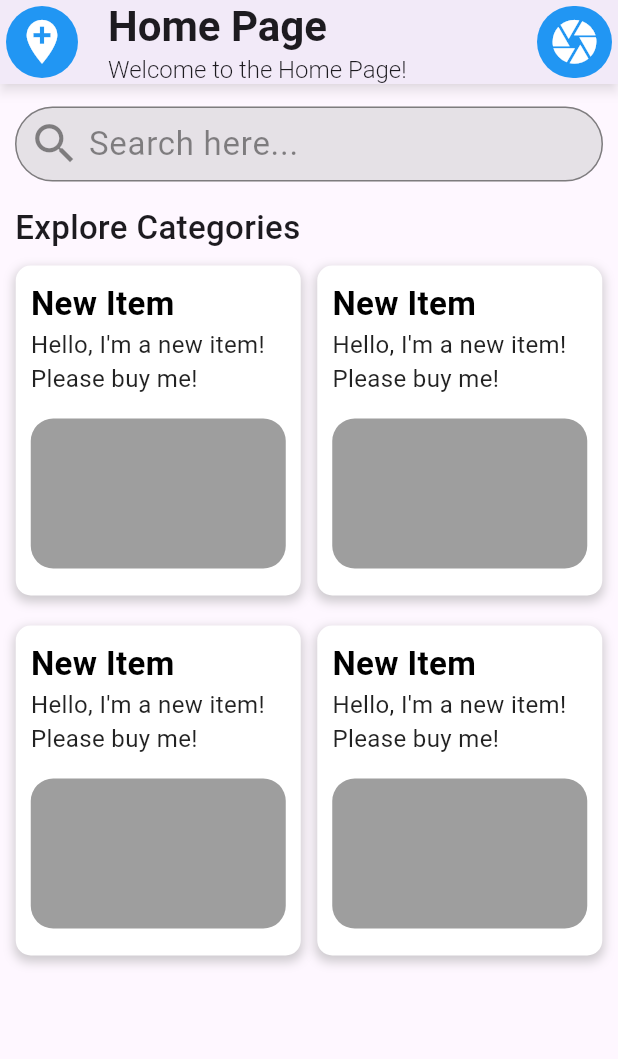
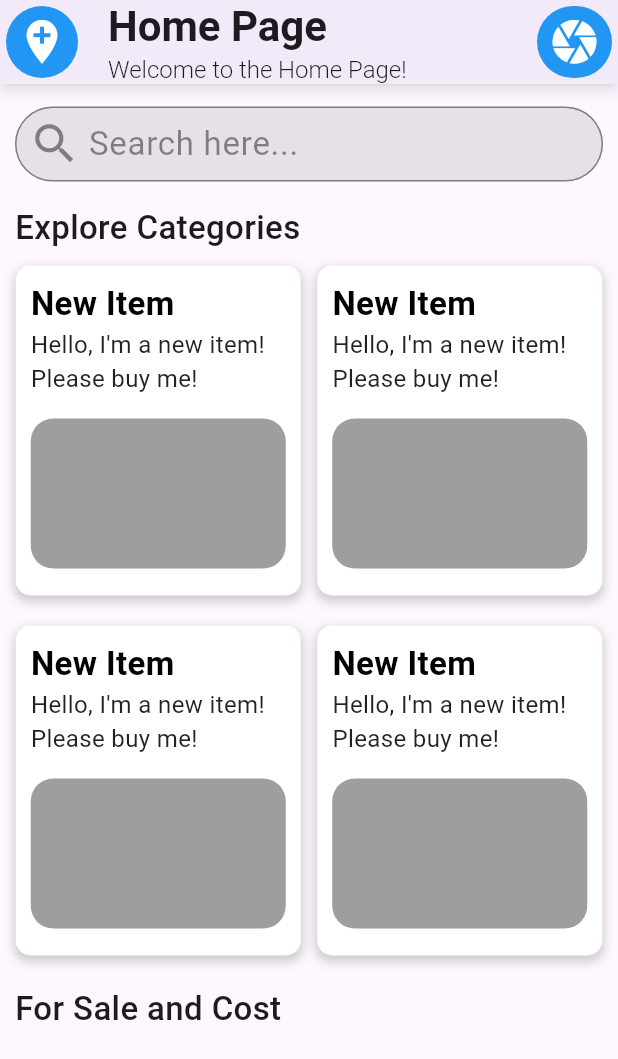
Before and after one commit to teshankalhara/demo_app-flutter, a Flutter app: the screen it shows after launch, on a phone screen of 412 x 824 dp. Shown: the top 1059 px of the screen. Run offline on Flutter 3.47's test engine with Material 3 defaults, Android fonts, the phone set to English and light mode, and no system bars.

Commit message:
add title text to home page for better context

```diff
--- a/lib/pages/home_page/home_page.dart
+++ b/lib/pages/home_page/home_page.dart
@@ -23,6 +23,10 @@ class HomePage extends StatelessWidget {
               ),
               SizedBox(height: 10),
               CategorySet(),
+              Text(
+                'For Sale and Cost',
+                style: TextStyle(fontSize: 22, fontWeight: FontWeight.w500),
+              ),
             ],
           ),
         ),
```
